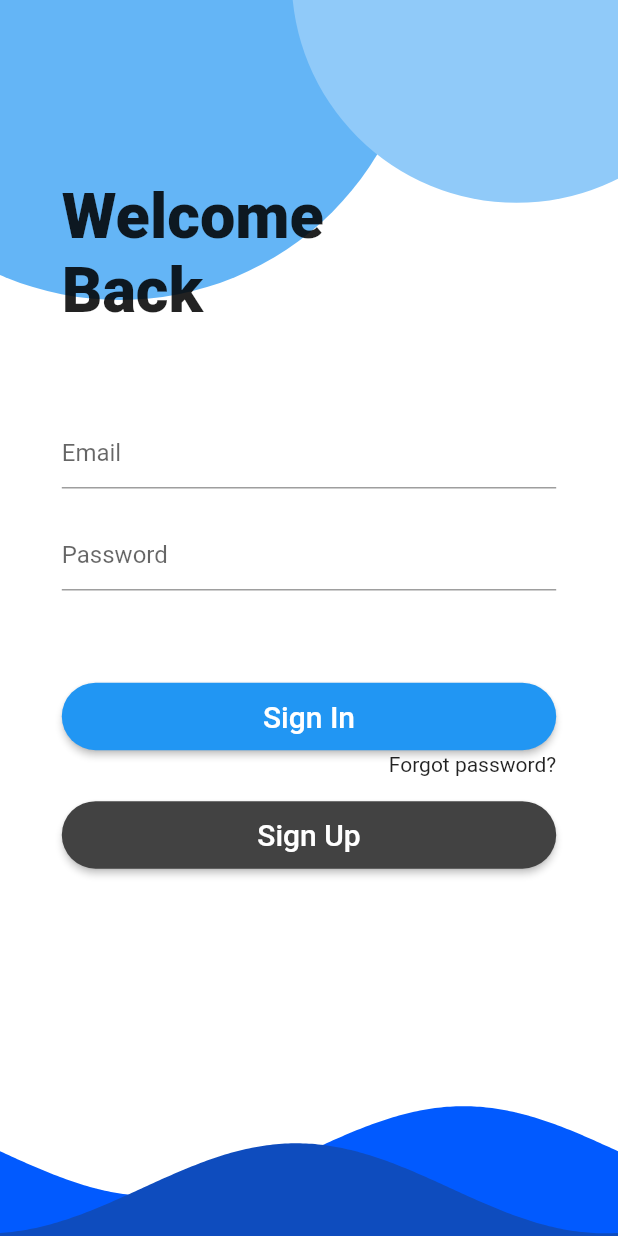
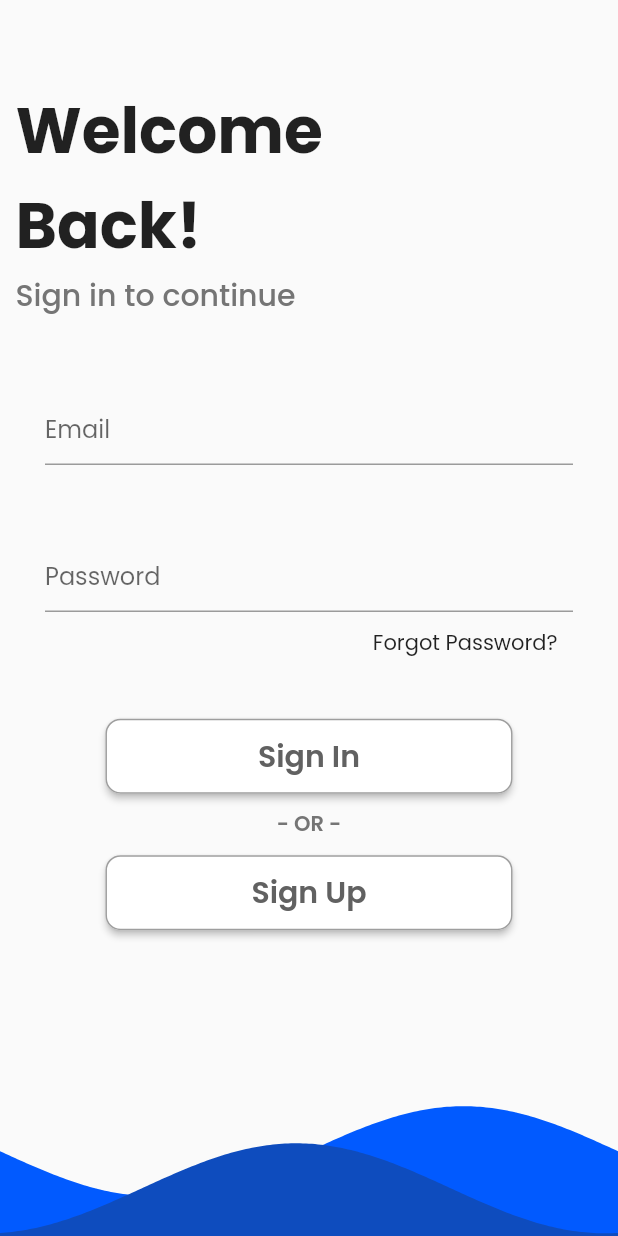
Before and after one commit to AngeloPavan/flutter-test, a Flutter app: the screen it shows after launch, on a phone screen of 412 x 824 dp. Run offline on Flutter 3.47's test engine with Material 2 defaults, Android fonts, the phone set to English and light mode, and no system bars; drawn by our look-alikes of wave; our stand-ins replace flutter_keyboard_visibility.

Commit message:
tests with new sign in page

```diff
--- a/book_app/lib/main.dart
+++ b/book_app/lib/main.dart
@@ -13,7 +13,11 @@ class MyApp extends StatelessWidget {
     return MaterialApp(
         debugShowCheckedModeBanner: false,
         title: 'Prima App',
-        theme: ThemeData(primarySwatch: Colors.blue, scaffoldBackgroundColor: Colors.white),
+        theme: ThemeData(
+          primarySwatch: Colors.blue,
+          // scaffoldBackgroundColor: Colors.white,
+          fontFamily: 'Poppins',
+        ),
         home: const SignIn());
   }
 }
--- a/book_app/lib/pages/sign_in.dart
+++ b/book_app/lib/pages/sign_in.dart
@@ -1,7 +1,10 @@
+// ignore_for_file: sized_box_for_whitespace
+
 import 'package:flutter/material.dart';
-import 'package:book_app/pages/sign_up.dart';
+// import 'package:book_app/pages/sign_up.dart';
 import 'package:wave/config.dart';
 import 'package:wave/wave.dart';
+import 'package:flutter_keyboard_visibility/flutter_keyboard_visibility.dart';
 
 class SignIn extends StatelessWidget {
   const SignIn({super.key});
@@ -13,128 +16,132 @@ class SignIn extends StatelessWidget {
 
   @override
   Widget build(BuildContext context) {
+    final bool isKeyboardVisible = KeyboardVisibilityProvider.isKeyboardVisible(context);
+
     return Scaffold(
       resizeToAvoidBottomInset: false,
-      body: SizedBox(
+      appBar: AppBar(
+        backgroundColor: Colors.transparent,
+        shadowColor: Colors.transparent,
+      ),
+      body: Align(
+        // alignment: Alignment.topCenter,
+        child: SizedBox(
           width: deviceWidth(context),
-          height: deviceHeight(context),
-          child: Stack(
-            children: <Widget>[
-              Align(
-                alignment: Alignment.bottomRight,
-                widthFactor: 0.7,
-                heightFactor: 0.5,
-                child: Material(
-                  borderRadius: BorderRadius.circular(200),
-                  color: Colors.blue[300],
-                  child: const SizedBox(
-                    width: 400,
-                    height: 400,
+          child: Column(
+            crossAxisAlignment: CrossAxisAlignment.center,
+            children: [
+              Container(
+                width: deviceWidth(context) * 0.95,
+                child: const Text(
+                  "Welcome\nBack!",
+                  style: TextStyle(fontSize: 42, fontWeight: FontWeight.w800),
+                  textAlign: TextAlign.start,
+                ),
+              ),
+              Container(
+                width: deviceWidth(context) * 0.95,
+                child: Text(
+                  "Sign in to continue",
+                  style: TextStyle(
+                    fontSize: 20,
+                    fontWeight: FontWeight.w500,
+                    color: Colors.grey[600],
                   ),
                 ),
               ),
-              Positioned(
-                top: deviceHeight(context) * -0.2,
-                right: deviceWidth(context) * -0.2,
-                child: Material(
-                  borderRadius: BorderRadius.circular(150),
-                  color: Colors.blue[200],
-                  child: const SizedBox(
-                    width: 300,
-                    height: 300,
-                  ),
-                ),
-              ),
-              Center(
-                child: Column(
-                  mainAxisAlignment: MainAxisAlignment.spaceEvenly,
-                  children: [
-                    const Spacer(flex: 2),
-                    SizedBox(
-                      width: deviceWidth(context) * 0.8,
-                      child: const Text(
-                        "Welcome\nBack",
-                        style: TextStyle(
-                          fontSize: 42,
-                          fontWeight: FontWeight.w900,
-                        ),
-                        textAlign: TextAlign.left,
-                      ),
-                    ),
-                    const Spacer(),
-                    SizedBox(
-                      width: deviceWidth(context) * 0.8,
-                      child: const TextField(
+              const Padding(
+                padding: EdgeInsets.fromLTRB(30, 50, 30, 0),
+                child: TextField(
                   decoration: InputDecoration(
                     hintText: "Email",
                   ),
                 ),
               ),
-                    Padding(
-                      padding: const EdgeInsets.only(top: 20),
-                      child: SizedBox(
-                        width: deviceWidth(context) * 0.8,
-                        child: const TextField(
+              const Padding(
+                padding: EdgeInsets.fromLTRB(30, 50, 30, 0),
+                child: TextField(
                   decoration: InputDecoration(
                     hintText: "Password",
                   ),
                 ),
               ),
+              Container(
+                width: deviceWidth(context) * 0.95,
+                child: const Padding(
+                  padding: EdgeInsets.fromLTRB(30, 10, 30, 0),
+                  child: Text(
+                    "Forgot Password?",
+                    textAlign: TextAlign.end,
                   ),
-                    const Spacer(flex: 1),
-                    SizedBox(
-                      width: deviceWidth(context) * 0.8,
+                ),
+              ),
+              const Spacer(),
+              Container(
+                width: deviceWidth(context) * 0.95,
+                child: Padding(
+                  padding: const EdgeInsets.fromLTRB(60, 0, 60, 0),
                   child: ElevatedButton(
                     onPressed: () {},
                     style: ElevatedButton.styleFrom(
+                      padding: const EdgeInsets.symmetric(vertical: 10),
                       shape: RoundedRectangleBorder(
-                                borderRadius: BorderRadius.circular(50)),
-                            padding: const EdgeInsets.all(11)),
-                        child: const Text(
-                          "Sign In",
-                          style: TextStyle(fontSize: 20),
+                        borderRadius: BorderRadius.circular(10),
+                      ),
+                      // set border color to black
+                      side: const BorderSide(color: Colors.grey),
+                      backgroundColor: Colors.white,
+                    ),
+                    child: Text("Sign In",
+                        style: TextStyle(
+                          fontSize: 20,
+                          color: Colors.grey[700],
+                          fontWeight: FontWeight.w600,
+                        )),
                   ),
                 ),
               ),
-                    SizedBox(
-                      width: deviceWidth(context) * 0.8,
-                      child: const Text(
-                        "Forgot password?",
+              const SizedBox(
+                height: 10,
+              ),
+              Container(
+                width: deviceWidth(context) * 0.95,
+                child: Text(
+                  "- OR -",
                   style: TextStyle(
-                          fontSize: 14,
-                        ),
-                        textAlign: TextAlign.right,
-                        softWrap: true,
+                      color: Colors.grey[600], fontWeight: FontWeight.w600),
+                  textAlign: TextAlign.center,
                 ),
               ),
-                    Padding(
-                      padding: const EdgeInsets.only(top: 15),
-                      child: SizedBox(
-                        width: deviceWidth(context) * 0.8,
+              const SizedBox(
+                height: 10,
+              ),
+              Container(
+                width: deviceWidth(context) * 0.95,
+                child: Padding(
+                  padding: const EdgeInsets.fromLTRB(60, 0, 60, 0),
                   child: ElevatedButton(
-                          onPressed: () {
-                            Navigator.push(
-                              context,
-                              MaterialPageRoute(
-                                  builder: (context) => const SignUp()),
-                            );
-                          },
+                    onPressed: () {},
                     style: ElevatedButton.styleFrom(
+                      padding: const EdgeInsets.symmetric(vertical: 10),
                       shape: RoundedRectangleBorder(
-                                  borderRadius: BorderRadius.circular(50)),
-                              padding: const EdgeInsets.all(11),
-                              backgroundColor: Colors.grey[800]),
-                          child: const Text(
-                            "Sign Up",
-                            style: TextStyle(fontSize: 20),
+                        borderRadius: BorderRadius.circular(10),
                       ),
+                      // set border color to black
+                      side: const BorderSide(color: Colors.grey),
+                      backgroundColor: Colors.white,
+                    ),
+                    child: Text("Sign Up",
+                        style: TextStyle(
+                          fontSize: 20,
+                          color: Colors.grey[700],
+                          fontWeight: FontWeight.w600,
+                        )),
                   ),
                 ),
               ),
               const Spacer(flex: 2),
-                    Padding(
-                      padding: const EdgeInsets.only(top: 0),
-                      child: WaveWidget(
+              WaveWidget(
                 config: CustomConfig(colors: [
                   const Color.fromARGB(255, 1, 90, 255),
                   const Color.fromARGB(255, 14, 76, 190)
@@ -145,15 +152,12 @@ class SignIn extends StatelessWidget {
                   0.3,
                   0.5,
                 ]),
-                        size: Size(
-                            deviceWidth(context), deviceHeight(context) * 0.15),
-                      ),
+                size: Size(deviceWidth(context), deviceHeight(context) * 0.15),
               ),
             ],
           ),
-              )
-            ],
-          )),
+        ),
+      ),
     );
   }
 }
```
Also changed, not shown: book_app/lib/pages/sign_in_old.dart (added, +159 -0 lines). Lines whose indentation alone changed are shown as unchanged.
